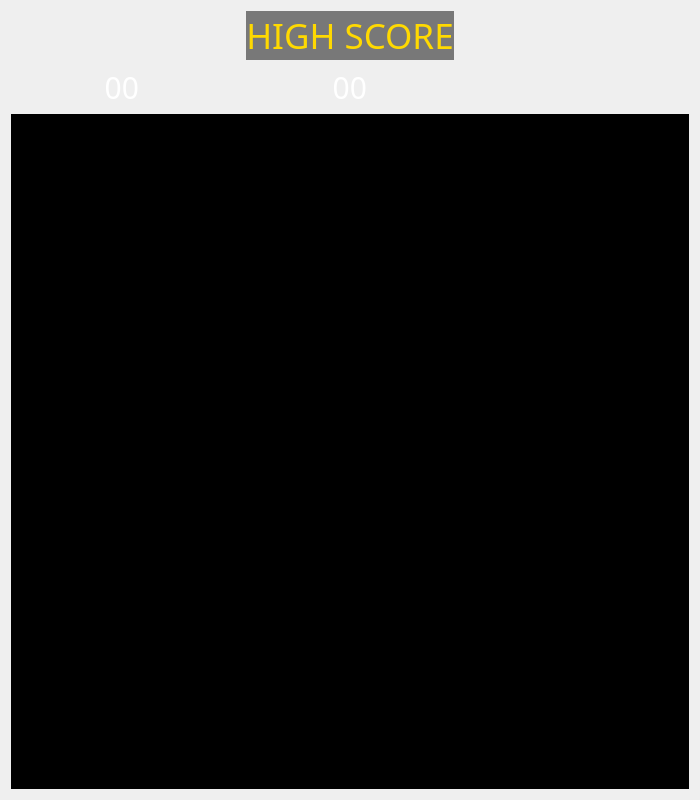
Above: game.ui from jolignier/pacman before the change. Below: the same form after it.
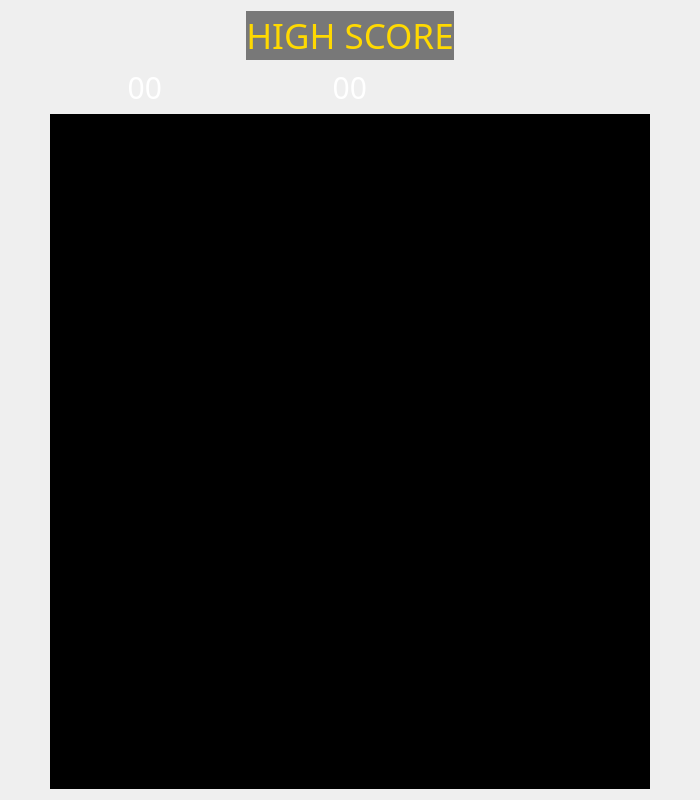
That is the form after the change. Icons and pictures are not drawn.

Commit message: Started character class and added game update method

What changed in the file:
```diff
--- a/game.ui
+++ b/game.ui
@@ -58,6 +58,19 @@
 </string>
   </property>
   <layout class="QGridLayout" name="gridLayout_3">
+   <item row="1" column="0">
+    <spacer name="horizontalSpacer">
+     <property name="orientation">
+      <enum>Qt::Horizontal</enum>
+     </property>
+     <property name="sizeHint" stdset="0">
+      <size>
+       <width>40</width>
+       <height>20</height>
+      </size>
+     </property>
+    </spacer>
+   </item>
    <item row="1" column="1">
     <layout class="QGridLayout" name="game_mainGridLayout">
      <item row="0" column="0">
@@ -97,11 +110,17 @@
        <item row="4" column="0" colspan="3">
         <widget class="QGraphicsView" name="scene">
          <property name="sizePolicy">
-          <sizepolicy hsizetype="Expanding" vsizetype="Expanding">
+          <sizepolicy hsizetype="Fixed" vsizetype="Expanding">
            <horstretch>0</horstretch>
            <verstretch>0</verstretch>
           </sizepolicy>
          </property>
+         <property name="minimumSize">
+          <size>
+           <width>600</width>
+           <height>0</height>
+          </size>
+         </property>
          <property name="sizeAdjustPolicy">
           <enum>QAbstractScrollArea::AdjustIgnored</enum>
          </property>
@@ -127,6 +146,19 @@
      </item>
     </layout>
    </item>
+   <item row="1" column="2">
+    <spacer name="horizontalSpacer_2">
+     <property name="orientation">
+      <enum>Qt::Horizontal</enum>
+     </property>
+     <property name="sizeHint" stdset="0">
+      <size>
+       <width>40</width>
+       <height>20</height>
+      </size>
+     </property>
+    </spacer>
+   </item>
   </layout>
  </widget>
  <resources/>
```
The commit also changes 17 other files.
